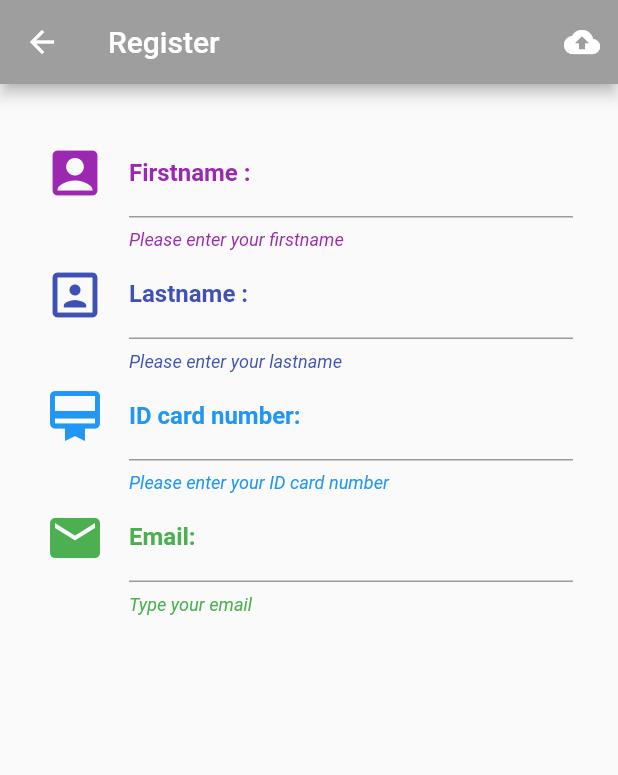
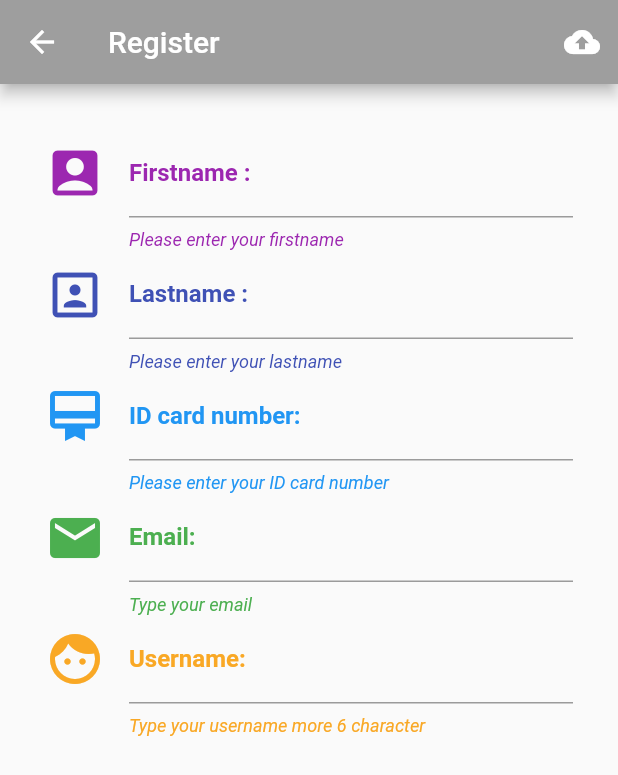
Before and after one commit to FrameTee29/Flutter_Test, a Flutter app: the Register screen opened directly, on a phone screen of 412 x 824 dp. Shown: the top 775 px of the screen. Run offline on Flutter 3.47's test engine with Material 2 defaults, Android fonts, the phone set to English and light mode, and no system bars.

Commit message:
username

```diff
--- a/lib/screens/register.dart
+++ b/lib/screens/register.dart
@@ -108,6 +108,28 @@ class _RegisterState extends State<Register> {
     );
   }
 
+  Widget usernameText() {
+    return TextFormField(style: TextStyle(color:Colors.yellow[800]),
+      decoration: InputDecoration(
+        icon: Icon(
+          Icons.face,
+          color: Colors.yellow[800],
+          size: 40.0,
+        ),
+        labelText: 'Username:',
+        labelStyle: TextStyle(
+          color: Colors.yellow[800],
+          fontWeight: FontWeight.bold,
+        ),
+        helperText: 'Type your username more 6 character',
+        helperStyle: TextStyle(
+          color: Colors.yellow[800],
+          fontStyle: FontStyle.italic,
+        ),
+      ),
+    );
+  }
+
 
 
   @override
@@ -127,6 +149,7 @@ class _RegisterState extends State<Register> {
           lastnameText(),
           cardidText(),
           emailText(),
+          usernameText(),
         ],
       ),
     );
```
